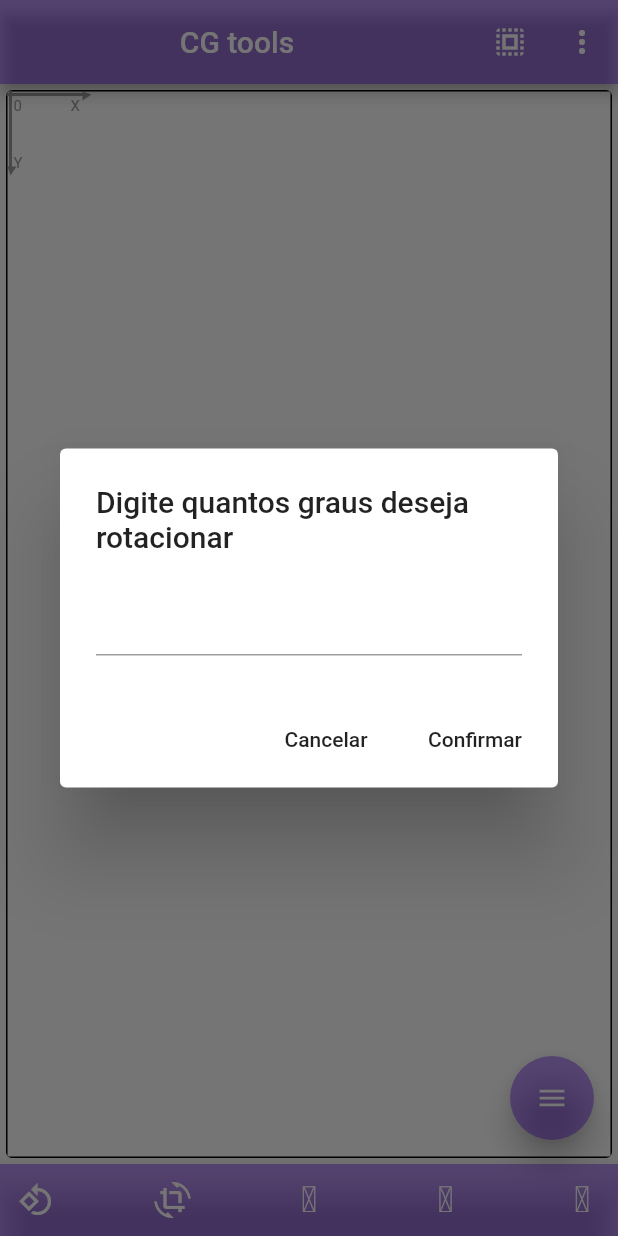
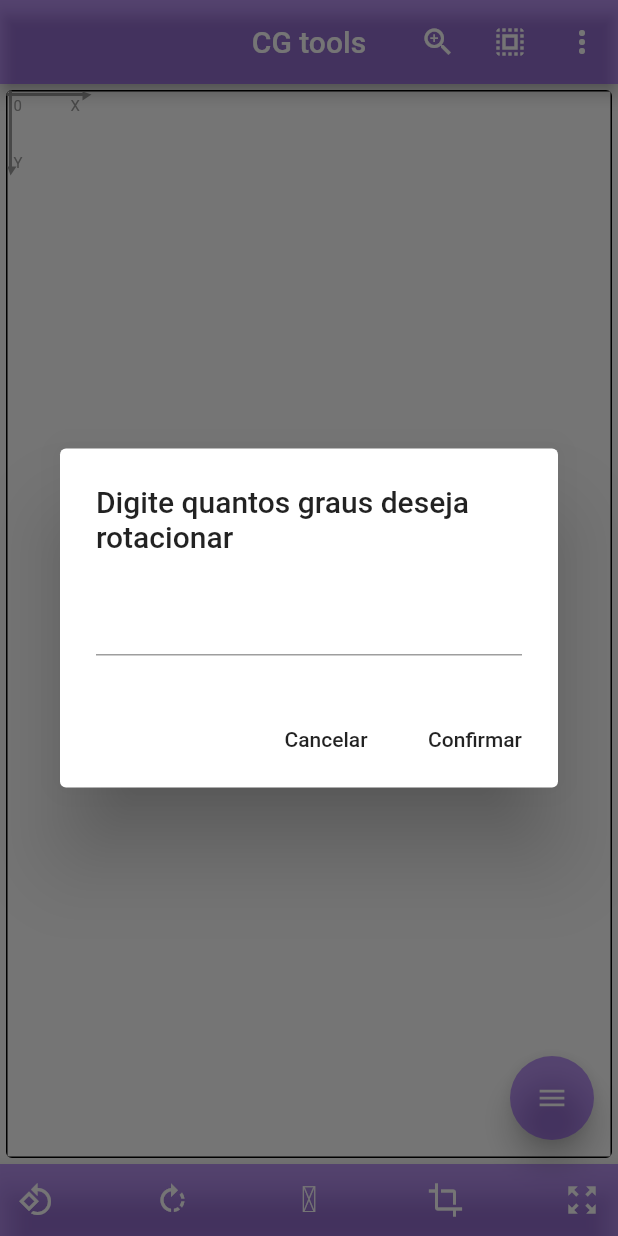
Before and after one commit to LFMP/CG_tools, a Flutter app: the screen it shows after launch, item 2 of the bottom bar chosen, on a phone screen of 412 x 824 dp. Run offline on Flutter 3.47's test engine with Material 2 defaults, Android fonts, the phone set to English and light mode, and no system bars; drawn by our look-alikes of flutter_speed_dial; our stand-ins replace bloc, equatable, flutter_bloc, material_design_icons_flutter, vibration.

Commit message:
upgrade UI

```diff
--- a/lib/pages/draw.dart
+++ b/lib/pages/draw.dart
@@ -419,10 +419,14 @@ class _DrawPageState extends State<DrawPage> {
     return Scaffold(
       appBar: AppBar(
         backgroundColor: AppStyle.primary,
-        title: Center(
-          child: Text('CG tools'),
-        ),
+        centerTitle: true,
+        title: Text('CG tools'),
         actions: <Widget>[
+          IconButton(
+            icon: Icon(Icons.zoom_in),
+            onPressed: () => print('zooooooooooom'),
+          ),
+
           IconButton(
             icon: Icon(Icons.select_all),
             color: AppStyle.white,
@@ -501,7 +505,7 @@ class _DrawPageState extends State<DrawPage> {
               onPressed: () => _rotate(90),
             ),
             IconButton(
-              icon: Icon(Icons.crop_rotate),
+              icon: Icon(Icons.rotate_right),
               color: AppStyle.white,
               onPressed: () => showDialog<void>(
                 context: context,
@@ -604,7 +608,7 @@ class _DrawPageState extends State<DrawPage> {
               ),
             ),
             IconButton(
-              icon: Icon(MdiIcons.arrowExpandAll),
+              icon: Icon(Icons.crop),
               color: AppStyle.white,
               onPressed: () => showDialog<void>(
                 context: context,
@@ -674,7 +678,7 @@ class _DrawPageState extends State<DrawPage> {
               ),
             ),
             IconButton(
-              icon: Icon(MdiIcons.arrowCollapseAll),
+              icon: Icon(Icons.zoom_out_map),
               color: AppStyle.white,
               onPressed: () => print('Zoom extend'),
             ),
```
